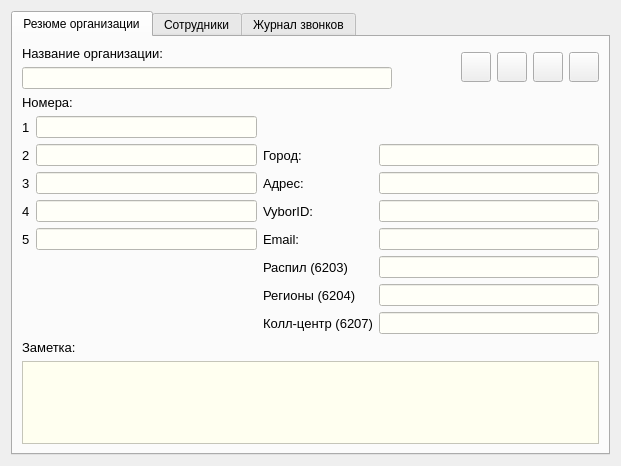
Before: the Qt Designer form src/ViewOrgContactDialog.ui in okostynchuk/Outcall, drawn with Qt 5.
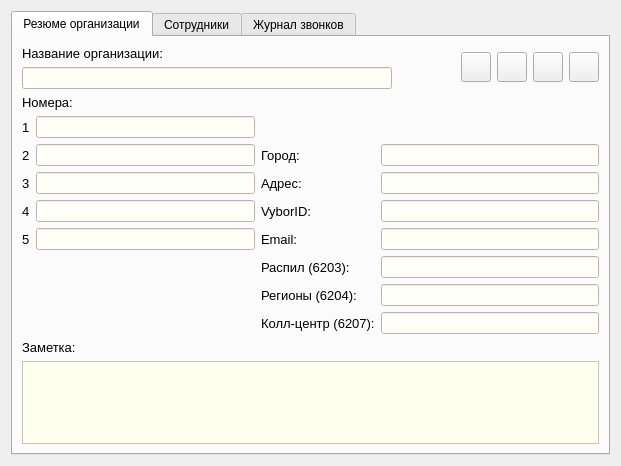
After: the same form once the commit is applied. Icons and pictures are not drawn.

Commit message: deleted useless queries in call history, edited select in contact dialog

```diff
--- a/src/ViewOrgContactDialog.ui
+++ b/src/ViewOrgContactDialog.ui
@@ -292,7 +292,7 @@
             </font>
            </property>
            <property name="text">
-            <string>Распил (6203)</string>
+            <string>Распил (6203):</string>
            </property>
           </widget>
          </item>
@@ -316,7 +316,7 @@
             </font>
            </property>
            <property name="text">
-            <string>Регионы (6204)</string>
+            <string>Регионы (6204):</string>
            </property>
           </widget>
          </item>
@@ -328,7 +328,7 @@
             </font>
            </property>
            <property name="text">
-            <string>Колл-центр (6207)</string>
+            <string>Колл-центр (6207):</string>
            </property>
           </widget>
          </item>
```
The commit also changes 8 other files.
